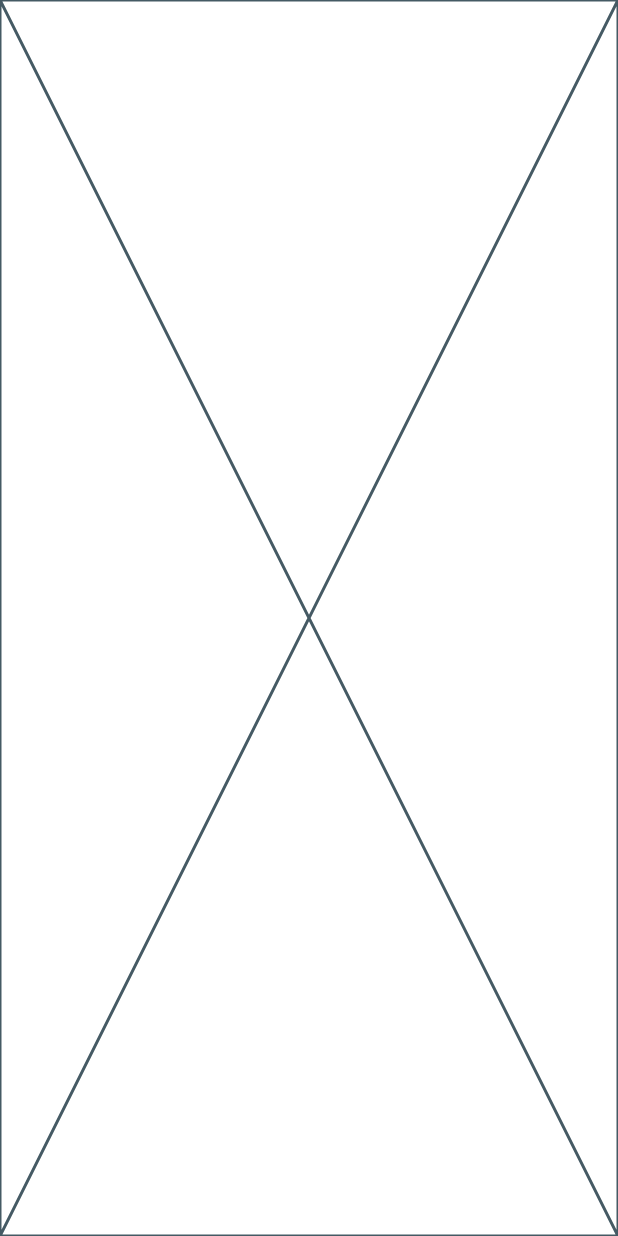
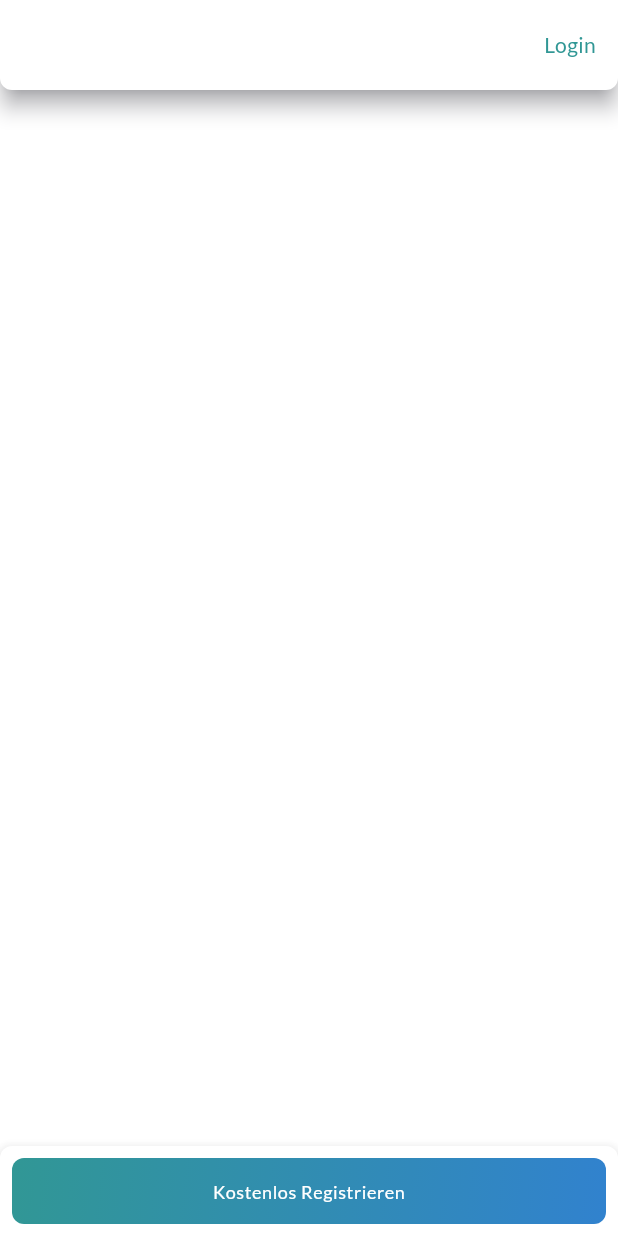
Before and after one commit to satsin06/responsive_web_flutter, a Flutter app: the screen it shows after launch, on a phone screen of 412 x 824 dp. Run offline on Flutter 3.47's test engine with Material 2 defaults, Android fonts, the phone set to English and light mode, and no system bars; our stand-ins replace flutter_svg, google_fonts.

Commit message:
Add top and bottom bar for mobile view

```diff
--- /dev/null
+++ b/lib/presentation/screens/mobile_layout/custom_mobile_appbar.dart
@@ -0,0 +1,45 @@
+import 'package:flutter/material.dart';
+
+import '../../shared/constants/app_colors.dart';
+import '../../shared/constants/string.dart';
+
+class CustomMobileAppBar extends StatelessWidget {
+  const CustomMobileAppBar({super.key});
+
+  @override
+  Widget build(BuildContext context) {
+    return Padding(
+      padding: const EdgeInsets.only(bottom: 2.0),
+      child: Stack(
+        children: [
+          SizedBox(height: 60, child: Container()),
+          Positioned.fill(
+            child: PhysicalModel(
+              color: Colors.transparent,
+              elevation: 6,
+              shadowColor: appBarShadow,
+              borderRadius: const BorderRadius.only(
+                  bottomLeft: Radius.circular(8),
+                  bottomRight: Radius.circular(8)),
+              clipBehavior: Clip.antiAlias,
+              child: Container(
+                decoration: const BoxDecoration(
+                  color: backgroundColor,
+                ),
+                child:  Row(
+                  mainAxisAlignment: MainAxisAlignment.end,
+                  children: [
+                    TextButton(
+                        onPressed: null,
+                        child: Text(login,
+                            style: Theme.of(context).textTheme.bodyMedium!.copyWith(color: greenColor))),
+                  ],
+                ),
+              ),
+            ),
+          ),
+        ],
+      ),
+    );
+  }
+}
--- /dev/null
+++ b/lib/presentation/screens/mobile_layout/custom_mobile_bottombar.dart
@@ -0,0 +1,67 @@
+import 'package:flutter/material.dart';
+
+import '../../shared/constants/app_colors.dart';
+import '../../shared/constants/string.dart';
+
+class CustomMobileBottomBar extends StatelessWidget {
+  const CustomMobileBottomBar({super.key});
+
+  @override
+  Widget build(BuildContext context) {
+    return Padding(
+      padding: const EdgeInsets.only(top: 2.0),
+      child: Stack(
+        children: [
+          SizedBox(height: 60, child: Container()),
+          Positioned.fill(
+            child: PhysicalModel(
+              color: Colors.transparent,
+              elevation: 6,
+              shadowColor: appBarShadow,
+              borderRadius: const BorderRadius.only(
+                  topLeft: Radius.circular(8),
+                  topRight: Radius.circular(8)),
+              clipBehavior: Clip.antiAlias,
+              child: Container(
+                decoration: const BoxDecoration(
+                  color: backgroundColor,
+                ),
+                child:  Padding(
+                  padding: const EdgeInsets.all(8.0),
+                  child: Container(
+                        width: deviceWidth! * 0.2,
+                        decoration: BoxDecoration(
+                          gradient: const LinearGradient(
+                            colors: [greenColor, blueColor],
+                            begin: Alignment.topLeft,
+                            end: Alignment.bottomRight,
+                          ),
+                          borderRadius: BorderRadius.circular(8),
+                        ),
+                        child: ElevatedButton(
+                          onPressed: () {},
+                          style: ElevatedButton.styleFrom(
+                            backgroundColor: Colors.transparent,
+                            elevation: 0,
+                            shape: RoundedRectangleBorder(
+                              borderRadius: BorderRadius.circular(8),
+                            ),
+                          ),
+                          child: Text(
+                            bannerButtonText,
+                            style: Theme.of(context)
+                                .textTheme
+                                .bodySmall!
+                                .copyWith(color: backgroundColor),
+                          ),
+                        ),
+                      ),
+                ),
+              ),
+            ),
+          ),
+        ],
+      ),
+    );
+  }
+}
--- a/lib/presentation/screens/mobile_layout/mobile_view.dart
+++ b/lib/presentation/screens/mobile_layout/mobile_view.dart
@@ -1,10 +1,24 @@
 import 'package:flutter/material.dart';
+import 'package:test_task/presentation/screens/mobile_layout/custom_mobile_appbar.dart';
+import 'package:test_task/presentation/screens/mobile_layout/custom_mobile_bottombar.dart';
+
 
 class MobileView extends StatelessWidget {
   const MobileView({super.key});
 
   @override
   Widget build(BuildContext context) {
-    return const Placeholder();
+    return const Stack(
+      children: [
+
+        Column(
+          mainAxisAlignment: MainAxisAlignment.spaceBetween,
+          children: [
+            CustomMobileAppBar(),
+            CustomMobileBottomBar(),
+          ],
+        ),
+      ],
+    );
   }
 }
```
